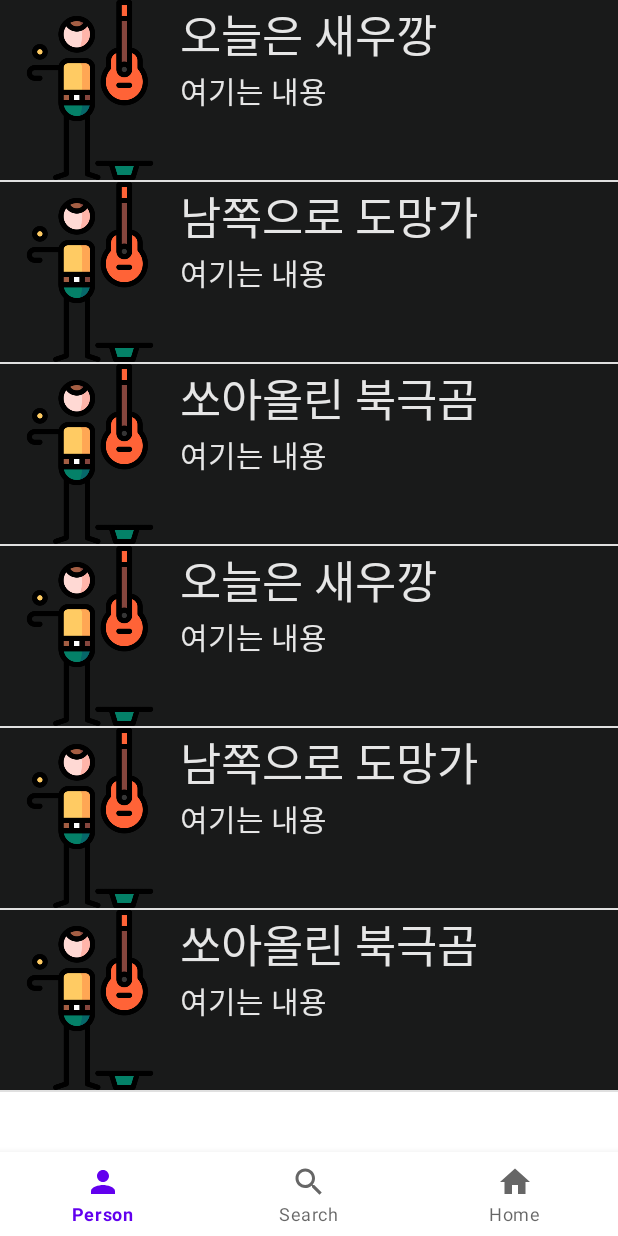
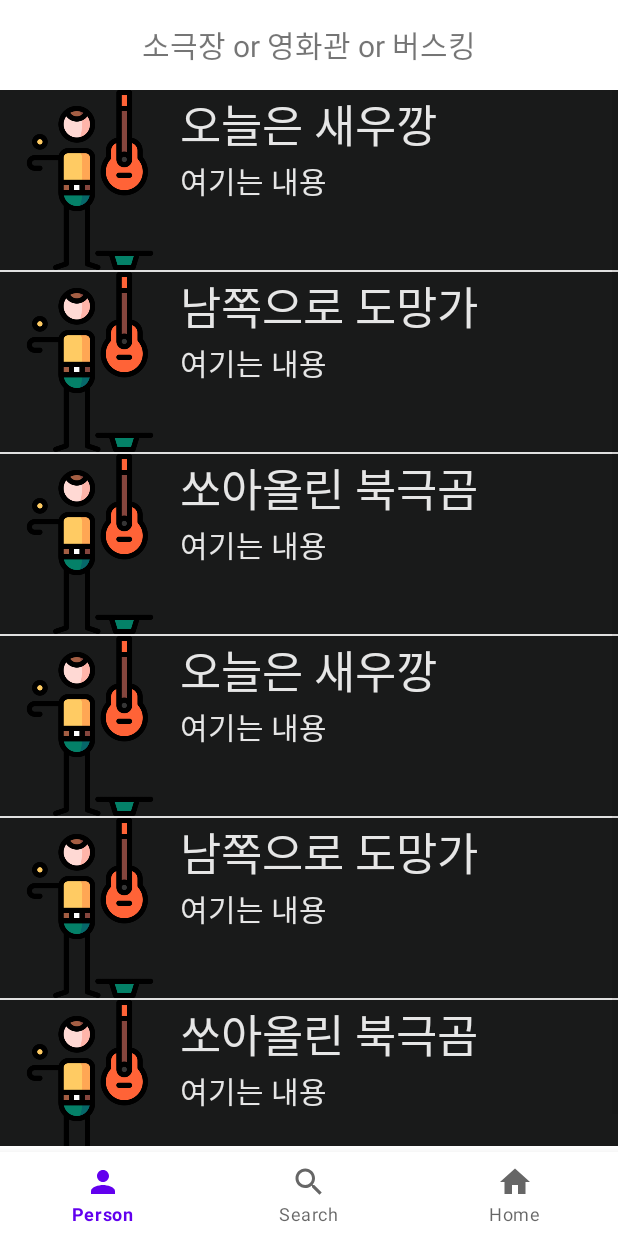
Before and after one commit to nanowl/EnjoyTradition, an Android app: the detailed_category_1 screen opened directly, with no data from a screen before it, on a phone screen of 412 x 824 dp. Run offline under Robolectric (Android 15) with nearby library versions, the phone set to English and light mode, and no system bars.

Commit message:
category1 상단 텍스트뷰 추가

```diff
--- a/app/src/main/res/layout/activity_detailed_category1.xml
+++ b/app/src/main/res/layout/activity_detailed_category1.xml
@@ -4,19 +4,29 @@
     xmlns:tools="http://schemas.android.com/tools"
     android:layout_width="match_parent"
     android:layout_height="match_parent"
-
     tools:context=".detailed_category_1">
 
+    <TextView
+        android:id="@+id/textView"
+        android:layout_width="match_parent"
+        android:layout_height="60dp"
+        android:text="소극장 or 영화관 or 버스킹"
+        android:gravity="center"
+        android:textSize="20dp"
+        app:layout_constraintEnd_toEndOf="parent"
+        app:layout_constraintStart_toStartOf="parent"
+        app:layout_constraintTop_toTopOf="parent" />
 
     <ListView
         android:id="@+id/v_list"
         android:layout_width="match_parent"
         android:layout_height="match_parent"
+        android:layout_marginTop="60dp"
         android:layout_marginBottom="60dp"
         app:layout_constraintBottom_toTopOf="@+id/bottomNavigationView"
         app:layout_constraintEnd_toEndOf="parent"
         app:layout_constraintStart_toStartOf="parent"
-        app:layout_constraintTop_toTopOf="parent" />
+        app:layout_constraintTop_toBottomOf="@+id/textView" />
 
     <com.google.android.material.bottomnavigation.BottomNavigationView
         android:id="@+id/bottomNavigationView"
```
